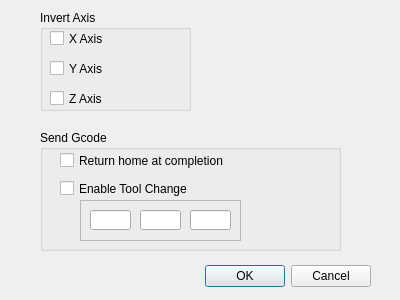
Before: the Qt Designer form options.ui in apsystems/GrblHoming, drawn with Qt 5.
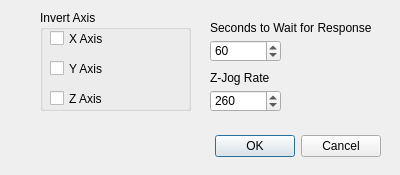
After: the same form once the commit is applied.

```diff
--- a/options.ui
+++ b/options.ui
@@ -7,7 +7,7 @@
     <x>0</x>
     <y>0</y>
     <width>400</width>
-    <height>300</height>
+    <height>175</height>
    </rect>
   </property>
   <property name="windowTitle">
@@ -16,8 +16,8 @@
   <widget class="QDialogButtonBox" name="buttonBox">
    <property name="geometry">
     <rect>
-     <x>30</x>
-     <y>260</y>
+     <x>40</x>
+     <y>130</y>
      <width>341</width>
      <height>32</height>
     </rect>
@@ -29,91 +29,6 @@
     <set>QDialogButtonBox::Cancel|QDialogButtonBox::Ok</set>
    </property>
   </widget>
-  <widget class="QGroupBox" name="groupBoxStream">
-   <property name="geometry">
-    <rect>
-     <x>40</x>
-     <y>130</y>
-     <width>301</width>
-     <height>121</height>
-    </rect>
-   </property>
-   <property name="title">
-    <string>Send Gcode</string>
-   </property>
-   <widget class="QCheckBox" name="chkGoHome">
-    <property name="geometry">
-     <rect>
-      <x>20</x>
-      <y>20</y>
-      <width>211</width>
-      <height>21</height>
-     </rect>
-    </property>
-    <property name="text">
-     <string>Return home at completion</string>
-    </property>
-   </widget>
-   <widget class="QCheckBox" name="chkToolChange">
-    <property name="geometry">
-     <rect>
-      <x>20</x>
-      <y>50</y>
-      <width>211</width>
-      <height>17</height>
-     </rect>
-    </property>
-    <property name="text">
-     <string>Enable Tool Change</string>
-    </property>
-   </widget>
-   <widget class="QFrame" name="XYZframe">
-    <property name="geometry">
-     <rect>
-      <x>40</x>
-      <y>70</y>
-      <width>161</width>
-      <height>41</height>
-     </rect>
-    </property>
-    <property name="frameShape">
-     <enum>QFrame::StyledPanel</enum>
-    </property>
-    <property name="frameShadow">
-     <enum>QFrame::Raised</enum>
-    </property>
-    <widget class="QLineEdit" name="lineEditTCX">
-     <property name="geometry">
-      <rect>
-       <x>10</x>
-       <y>10</y>
-       <width>41</width>
-       <height>20</height>
-      </rect>
-     </property>
-    </widget>
-    <widget class="QLineEdit" name="lineEditTCY">
-     <property name="geometry">
-      <rect>
-       <x>60</x>
-       <y>10</y>
-       <width>41</width>
-       <height>20</height>
-      </rect>
-     </property>
-    </widget>
-    <widget class="QLineEdit" name="lineEditTCZ">
-     <property name="geometry">
-      <rect>
-       <x>110</x>
-       <y>10</y>
-       <width>41</width>
-       <height>20</height>
-      </rect>
-     </property>
-    </widget>
-   </widget>
-  </widget>
   <widget class="QGroupBox" name="groupBoxAxis">
    <property name="geometry">
     <rect>
@@ -166,6 +81,70 @@
     </property>
    </widget>
   </widget>
+  <widget class="QLabel" name="label">
+   <property name="geometry">
+    <rect>
+     <x>210</x>
+     <y>20</y>
+     <width>161</width>
+     <height>16</height>
+    </rect>
+   </property>
+   <property name="text">
+    <string>Seconds to Wait for Response</string>
+   </property>
+  </widget>
+  <widget class="QSpinBox" name="spinResponseWaitSec">
+   <property name="geometry">
+    <rect>
+     <x>210</x>
+     <y>40</y>
+     <width>71</width>
+     <height>22</height>
+    </rect>
+   </property>
+   <property name="minimum">
+    <number>1</number>
+   </property>
+   <property name="maximum">
+    <number>1000</number>
+   </property>
+   <property name="value">
+    <number>60</number>
+   </property>
+  </widget>
+  <widget class="QSpinBox" name="spinZJogRate">
+   <property name="geometry">
+    <rect>
+     <x>210</x>
+     <y>90</y>
+     <width>71</width>
+     <height>22</height>
+    </rect>
+   </property>
+   <property name="minimum">
+    <number>10</number>
+   </property>
+   <property name="maximum">
+    <number>500</number>
+   </property>
+   <property name="value">
+    <number>260</number>
+   </property>
+  </widget>
+  <widget class="QLabel" name="label_2">
+   <property name="geometry">
+    <rect>
+     <x>210</x>
+     <y>70</y>
+     <width>141</width>
+     <height>16</height>
+    </rect>
+   </property>
+   <property name="text">
+    <string>Z-Jog Rate</string>
+   </property>
+  </widget>
  </widget>
  <resources/>
  <connections>
```
Left out of the diff: 2 changed lines with no effect on the pictures.
